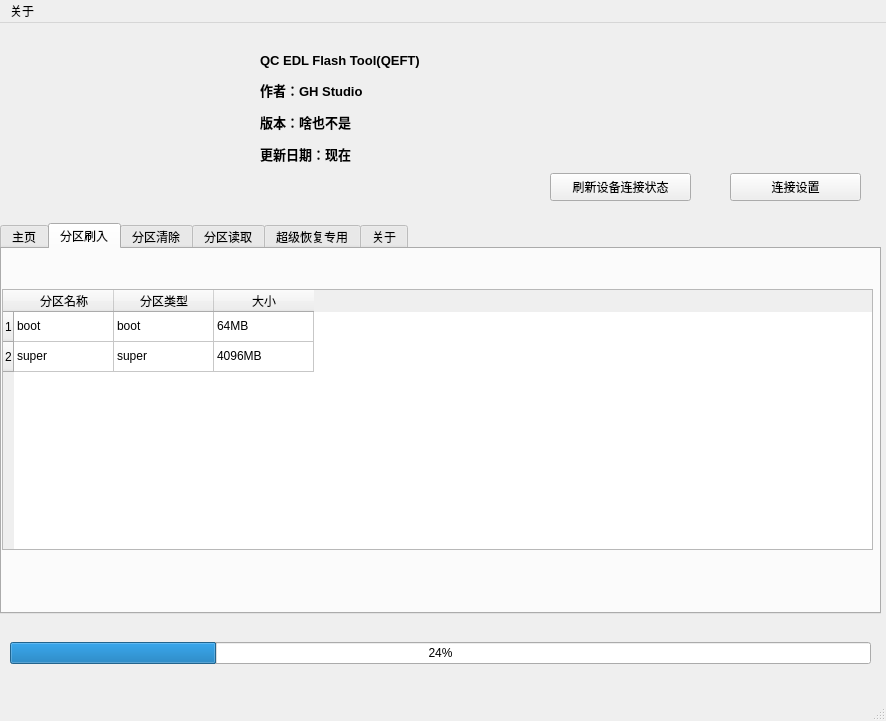
Above: ui/main.ui from GHhuang1057/QEFT before the change. Below: the same form after it.
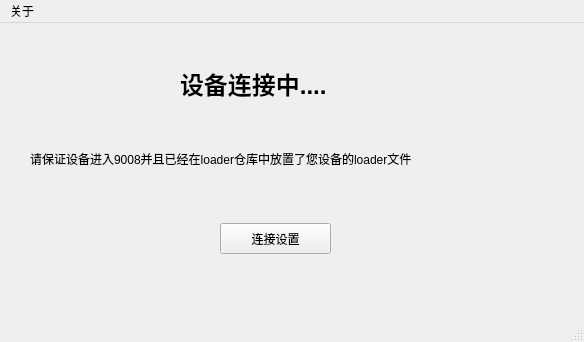
That is the form after the change. The open tabs and pages were chosen to show the change. Custom widgets are drawn as their Qt base class.

Commit message: 修改启动窗口

Diff of the .ui file:
```diff
--- a/ui/main.ui
+++ b/ui/main.ui
@@ -6,275 +6,47 @@
    <rect>
     <x>0</x>
     <y>0</y>
-    <width>886</width>
-    <height>721</height>
+    <width>584</width>
+    <height>342</height>
    </rect>
   </property>
   <property name="windowTitle">
    <string>QC DEL Flash Tool</string>
   </property>
   <widget class="QWidget" name="centralwidget">
-   <widget class="QWidget" name="verticalLayoutWidget">
-    <property name="geometry">
-     <rect>
-      <x>0</x>
-      <y>200</y>
-      <width>881</width>
-      <height>391</height>
-     </rect>
-    </property>
-    <layout class="QVBoxLayout" name="verticalLayout">
-     <item>
-      <widget class="tabWidget" name="tabWidget">
-       <property name="currentIndex">
-        <number>0</number>
-       </property>
-       <widget class="QWidget" name="tab">
-        <attribute name="title">
-         <string>主页</string>
-        </attribute>
-        <widget class="QLabel" name="label_2">
-         <property name="geometry">
-          <rect>
-           <x>20</x>
-           <y>10</y>
-           <width>181</width>
-           <height>21</height>
-          </rect>
-         </property>
-         <property name="text">
-          <string>&lt;html&gt;&lt;head/&gt;&lt;body&gt;&lt;p&gt;&lt;span style=&quot; font-size:12pt;&quot;&gt;QC EDL Flash Tool&lt;/span&gt;&lt;/p&gt;&lt;/body&gt;&lt;/html&gt;</string>
-         </property>
-        </widget>
-        <widget class="QTextBrowser" name="textBrowser">
-         <property name="geometry">
-          <rect>
-           <x>0</x>
-           <y>30</y>
-           <width>881</width>
-           <height>331</height>
-          </rect>
-         </property>
-         <property name="html">
-          <string>&lt;!DOCTYPE HTML PUBLIC &quot;-//W3C//DTD HTML 4.0//EN&quot; &quot;http://www.w3.org/TR/REC-html40/strict.dtd&quot;&gt;
-&lt;html&gt;&lt;head&gt;&lt;meta name=&quot;qrichtext&quot; content=&quot;1&quot; /&gt;&lt;style type=&quot;text/css&quot;&gt;
-p, li { white-space: pre-wrap; }
-&lt;/style&gt;&lt;/head&gt;&lt;body style=&quot; font-family:'SimSun'; font-size:9pt; font-weight:400; font-style:normal;&quot;&gt;
-&lt;p style=&quot; margin-top:0px; margin-bottom:0px; margin-left:0px; margin-right:0px; -qt-block-indent:0; text-indent:0px; line-height:19px; background-color:#1f1f1f;&quot;&gt;&lt;span style=&quot; font-family:'Consolas','Courier New','monospace'; font-size:14px; font-weight:600; color:#569cd6;&quot;&gt;# QEFT(基于开源项目edl的GUI高通刷机程序)&lt;/span&gt;&lt;/p&gt;
-&lt;p style=&quot; margin-top:0px; margin-bottom:0px; margin-left:0px; margin-right:0px; -qt-block-indent:0; text-indent:0px;&quot;&gt;&lt;span style=&quot; font-family:'Consolas','Courier New','monospace'; font-size:14px; color:#cccccc;&quot;&gt;&lt;br /&gt;&lt;/span&gt;&lt;/p&gt;
-&lt;p style=&quot; margin-top:0px; margin-bottom:0px; margin-left:0px; margin-right:0px; -qt-block-indent:0; text-indent:0px;&quot;&gt;&lt;span style=&quot; font-family:'Consolas','Courier New','monospace'; font-size:14px; font-weight:600; color:#569cd6;&quot;&gt;# 目前处于开发阶段，可能无法使用&lt;/span&gt;&lt;/p&gt;
-&lt;p style=&quot; margin-top:0px; margin-bottom:0px; margin-left:0px; margin-right:0px; -qt-block-indent:0; text-indent:0px;&quot;&gt;&lt;span style=&quot; font-family:'Consolas','Courier New','monospace'; font-size:14px; color:#cccccc;&quot;&gt;&lt;br /&gt;&lt;/span&gt;&lt;/p&gt;
-&lt;p style=&quot; margin-top:0px; margin-bottom:0px; margin-left:0px; margin-right:0px; -qt-block-indent:0; text-indent:0px;&quot;&gt;&lt;span style=&quot; font-family:'Consolas','Courier New','monospace'; font-size:14px; font-weight:600; color:#569cd6;&quot;&gt;### 项目简介&lt;/span&gt;&lt;/p&gt;
-&lt;p style=&quot; margin-top:0px; margin-bottom:0px; margin-left:0px; margin-right:0px; -qt-block-indent:0; text-indent:0px;&quot;&gt;&lt;span style=&quot; font-family:'Consolas','Courier New','monospace'; font-size:14px; color:#cccccc;&quot;&gt;&lt;br /&gt;&lt;/span&gt;&lt;/p&gt;
-&lt;p style=&quot; margin-top:0px; margin-bottom:0px; margin-left:0px; margin-right:0px; -qt-block-indent:0; text-indent:0px;&quot;&gt;&lt;span style=&quot; font-family:'Consolas','Courier New','monospace'; font-size:14px; font-weight:600; color:#569cd6;&quot;&gt;#### QEFT是一个基于开源项目edl的GUI高通刷机程序，旨在简化高通设备的刷机过程。QEFT使用Python编写，使用PyQt5作为GUI框架，提供了一个直观的用户界面，方便用户进行刷机操作。&lt;/span&gt;&lt;/p&gt;
-&lt;p style=&quot; margin-top:0px; margin-bottom:0px; margin-left:0px; margin-right:0px; -qt-block-indent:0; text-indent:0px;&quot;&gt;&lt;span style=&quot; font-family:'Consolas','Courier New','monospace'; font-size:14px; color:#cccccc;&quot;&gt;&lt;br /&gt;&lt;/span&gt;&lt;/p&gt;
-&lt;p style=&quot; margin-top:0px; margin-bottom:0px; margin-left:0px; margin-right:0px; -qt-block-indent:0; text-indent:0px;&quot;&gt;&lt;span style=&quot; font-family:'Consolas','Courier New','monospace'; font-size:14px; font-weight:600; color:#569cd6;&quot;&gt;### 食用说明&lt;/span&gt;&lt;/p&gt;
-&lt;p style=&quot; margin-top:0px; margin-bottom:0px; margin-left:0px; margin-right:0px; -qt-block-indent:0; text-indent:0px;&quot;&gt;&lt;span style=&quot; font-family:'Consolas','Courier New','monospace'; font-size:14px; color:#cccccc;&quot;&gt;编写ing&lt;/span&gt;&lt;/p&gt;
-&lt;p style=&quot; margin-top:0px; margin-bottom:0px; margin-left:0px; margin-right:0px; -qt-block-indent:0; text-indent:0px;&quot;&gt;&lt;span style=&quot; font-family:'Consolas','Courier New','monospace'; font-size:14px; color:#cccccc;&quot;&gt;&lt;br /&gt;&lt;/span&gt;&lt;/p&gt;
-&lt;p style=&quot; margin-top:0px; margin-bottom:0px; margin-left:0px; margin-right:0px; -qt-block-indent:0; text-indent:0px;&quot;&gt;&lt;span style=&quot; font-family:'Consolas','Courier New','monospace'; font-size:14px; font-weight:600; color:#569cd6;&quot;&gt;### 贡献流程&lt;/span&gt;&lt;/p&gt;
-&lt;p style=&quot; margin-top:0px; margin-bottom:0px; margin-left:0px; margin-right:0px; -qt-block-indent:0; text-indent:0px;&quot;&gt;&lt;span style=&quot; font-family:'Consolas','Courier New','monospace'; font-size:14px; font-weight:600; color:#569cd6;&quot;&gt;#### 欢迎贡献代码&lt;/span&gt;&lt;/p&gt;&lt;/body&gt;&lt;/html&gt;</string>
-         </property>
-        </widget>
-       </widget>
-       <widget class="QWidget" name="tab_2">
-        <attribute name="title">
-         <string>分区刷入</string>
-        </attribute>
-        <widget class="QTableWidget" name="tableWidget">
-         <property name="geometry">
-          <rect>
-           <x>0</x>
-           <y>40</y>
-           <width>871</width>
-           <height>261</height>
-          </rect>
-         </property>
-         <row>
-          <property name="text">
-           <string>1</string>
-          </property>
-         </row>
-         <row>
-          <property name="text">
-           <string>2</string>
-          </property>
-         </row>
-         <column>
-          <property name="text">
-           <string>分区名称</string>
-          </property>
-         </column>
-         <column>
-          <property name="text">
-           <string>分区类型</string>
-          </property>
-         </column>
-         <column>
-          <property name="text">
-           <string>大小</string>
-          </property>
-         </column>
-         <item row="0" column="0">
-          <property name="text">
-           <string>boot</string>
-          </property>
-         </item>
-         <item row="0" column="1">
-          <property name="text">
-           <string>boot</string>
-          </property>
-         </item>
-         <item row="0" column="2">
-          <property name="text">
-           <string>64MB</string>
-          </property>
-         </item>
-         <item row="1" column="0">
-          <property name="text">
-           <string>super</string>
-          </property>
-         </item>
-         <item row="1" column="1">
-          <property name="text">
-           <string>super</string>
-          </property>
-         </item>
-         <item row="1" column="2">
-          <property name="text">
-           <string>4096MB</string>
-          </property>
-         </item>
-        </widget>
-       </widget>
-       <widget class="QWidget" name="tab_3">
-        <attribute name="title">
-         <string>分区清除</string>
-        </attribute>
-        <widget class="QTableWidget" name="tableWidget_2">
-         <property name="geometry">
-          <rect>
-           <x>0</x>
-           <y>40</y>
-           <width>871</width>
-           <height>281</height>
-          </rect>
-         </property>
-        </widget>
-       </widget>
-       <widget class="QWidget" name="tab_6">
-        <attribute name="title">
-         <string>分区读取</string>
-        </attribute>
-        <widget class="QTableWidget" name="tableWidget_3">
-         <property name="geometry">
-          <rect>
-           <x>0</x>
-           <y>30</y>
-           <width>871</width>
-           <height>301</height>
-          </rect>
-         </property>
-        </widget>
-       </widget>
-       <widget class="QWidget" name="tab_4">
-        <attribute name="title">
-         <string>超级恢复专用</string>
-        </attribute>
-       </widget>
-       <widget class="QWidget" name="tab_5">
-        <attribute name="title">
-         <string>关于</string>
-        </attribute>
-       </widget>
-      </widget>
-     </item>
-    </layout>
-   </widget>
-   <widget class="QWidget" name="verticalLayoutWidget_3">
-    <property name="geometry">
-     <rect>
-      <x>10</x>
-      <y>600</y>
-      <width>861</width>
-      <height>61</height>
-     </rect>
-    </property>
-    <layout class="QVBoxLayout" name="verticalLayout_3">
-     <item>
-      <widget class="QProgressBar" name="progressBar">
-       <property name="value">
-        <number>24</number>
-       </property>
-      </widget>
-     </item>
-    </layout>
-   </widget>
-   <widget class="QWidget" name="horizontalLayoutWidget">
-    <property name="geometry">
-     <rect>
-      <x>30</x>
-      <y>20</y>
-      <width>211</width>
-      <height>151</height>
-     </rect>
-    </property>
-    <layout class="QHBoxLayout" name="iconlayout"/>
-   </widget>
-   <widget class="QWidget" name="gridLayoutWidget">
-    <property name="geometry">
-     <rect>
-      <x>550</x>
-      <y>0</y>
-      <width>141</width>
-      <height>141</height>
-     </rect>
-    </property>
-    <layout class="QGridLayout" name="gridLayout"/>
-   </widget>
-   <widget class="QPushButton" name="pushButton">
-    <property name="geometry">
-     <rect>
-      <x>550</x>
-      <y>150</y>
-      <width>141</width>
-      <height>28</height>
-     </rect>
-    </property>
-    <property name="text">
-     <string>刷新设备连接状态</string>
-    </property>
-   </widget>
-   <widget class="QWidget" name="verticalLayoutWidget_2">
-    <property name="geometry">
-     <rect>
-      <x>720</x>
-      <y>0</y>
-      <width>151</width>
-      <height>141</height>
-     </rect>
-    </property>
-    <layout class="QVBoxLayout" name="verticalLayout_2"/>
-   </widget>
    <widget class="QLabel" name="label">
     <property name="geometry">
      <rect>
-      <x>260</x>
+      <x>180</x>
       <y>20</y>
       <width>231</width>
-      <height>131</height>
+      <height>81</height>
      </rect>
     </property>
     <property name="text">
-     <string>&lt;html&gt;&lt;head/&gt;&lt;body&gt;&lt;p&gt;&lt;span style=&quot; font-size:10pt; font-weight:600;&quot;&gt;QC EDL Flash Tool(QEFT)&lt;/span&gt;&lt;/p&gt;&lt;p&gt;&lt;span style=&quot; font-size:10pt; font-weight:600;&quot;&gt;作者：GH Studio&lt;/span&gt;&lt;/p&gt;&lt;p&gt;&lt;span style=&quot; font-size:10pt; font-weight:600;&quot;&gt;版本：啥也不是&lt;/span&gt;&lt;/p&gt;&lt;p&gt;&lt;span style=&quot; font-size:10pt; font-weight:600;&quot;&gt;更新日期：现在&lt;/span&gt;&lt;/p&gt;&lt;/body&gt;&lt;/html&gt;</string>
+     <string>&lt;html&gt;&lt;head/&gt;&lt;body&gt;&lt;p&gt;&lt;span style=&quot; font-size:18pt; font-weight:600;&quot;&gt;设备连接中....&lt;/span&gt;&lt;/p&gt;&lt;/body&gt;&lt;/html&gt;</string>
     </property>
    </widget>
-   <widget class="QPushButton" name="pushButton_2">
+   <widget class="QLabel" name="label_2">
     <property name="geometry">
      <rect>
-      <x>730</x>
-      <y>150</y>
-      <width>131</width>
-      <height>28</height>
+      <x>30</x>
+      <y>120</y>
+      <width>531</width>
+      <height>31</height>
+     </rect>
+    </property>
+    <property name="text">
+     <string>请保证设备进入9008并且已经在loader仓库中放置了您设备的loader文件</string>
+    </property>
+   </widget>
+   <widget class="QPushButton" name="pushButton">
+    <property name="geometry">
+     <rect>
+      <x>220</x>
+      <y>200</y>
+      <width>111</width>
+      <height>31</height>
      </rect>
     </property>
     <property name="text">
@@ -287,7 +59,7 @@
     <rect>
      <x>0</x>
      <y>0</y>
-     <width>886</width>
+     <width>584</width>
      <height>26</height>
     </rect>
    </property>
@@ -300,14 +72,6 @@
   </widget>
   <widget class="QStatusBar" name="statusbar"/>
  </widget>
- <customwidgets>
-  <customwidget>
-   <class>tabWidget</class>
-   <extends>QTabWidget</extends>
-   <header location="global">qfluentwidgets</header>
-   <container>1</container>
-  </customwidget>
- </customwidgets>
  <resources/>
  <connections/>
 </ui>
```
The commit also changes 3 other files.
